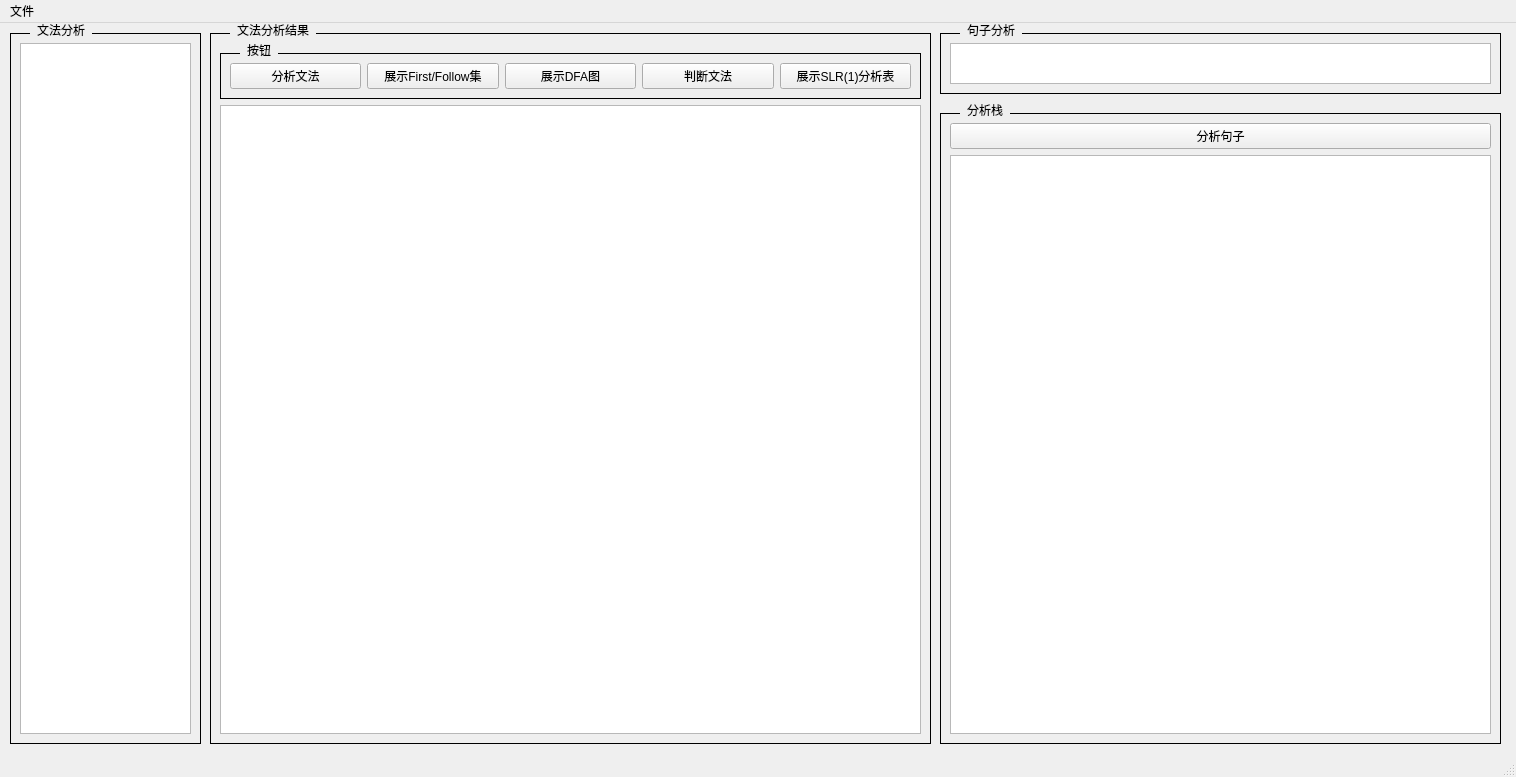
Above: demo/mainwindow.ui from jiajieZeng/SLR_1 before the change. Below: the same form after it.
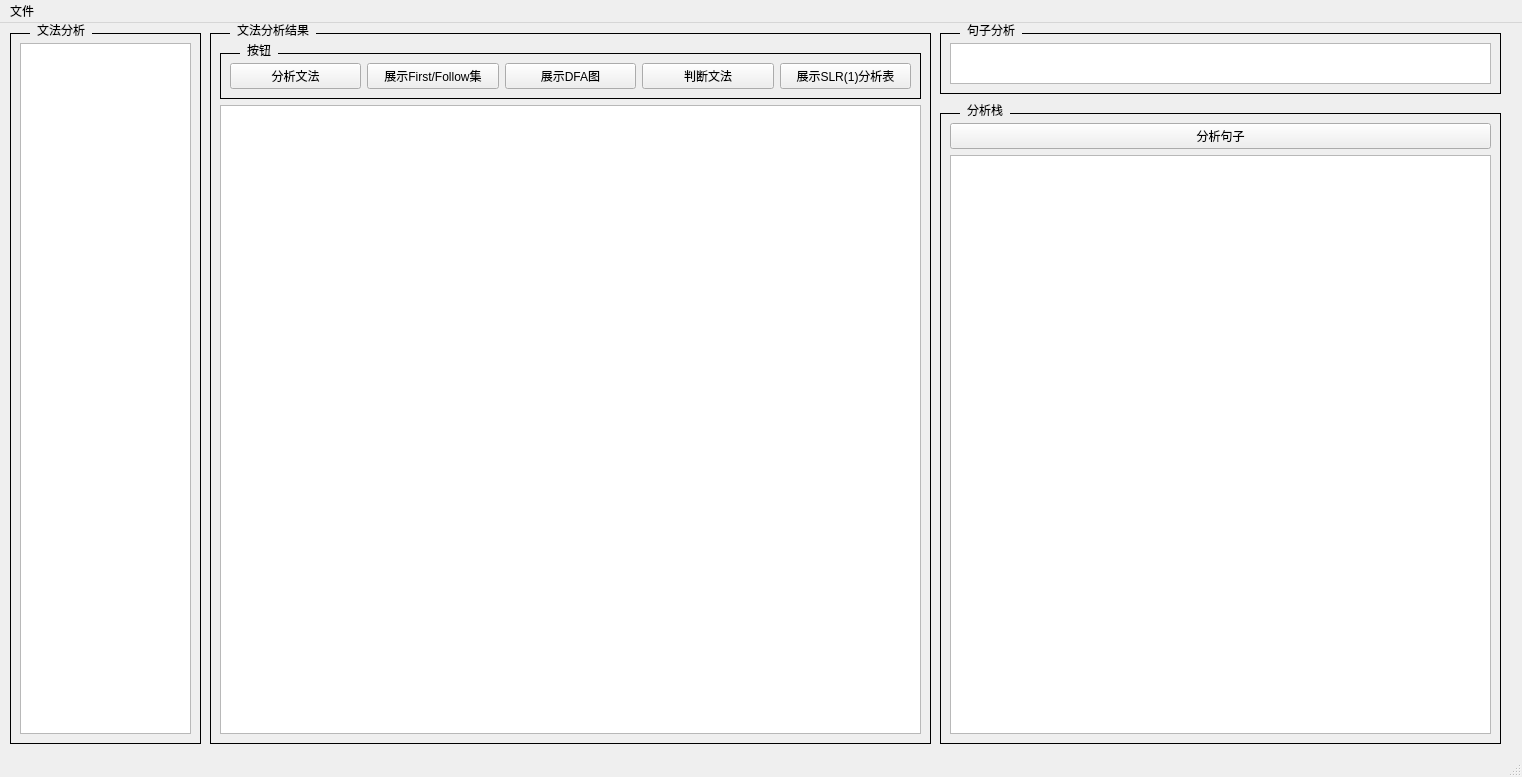
That is the form after the change.

```diff
--- a/demo/mainwindow.ui
+++ b/demo/mainwindow.ui
@@ -6,7 +6,7 @@
    <rect>
     <x>0</x>
     <y>0</y>
-    <width>1516</width>
+    <width>1522</width>
     <height>777</height>
    </rect>
   </property>
@@ -203,7 +203,7 @@
     <rect>
      <x>0</x>
      <y>0</y>
-     <width>1516</width>
+     <width>1522</width>
      <height>21</height>
     </rect>
    </property>
```
